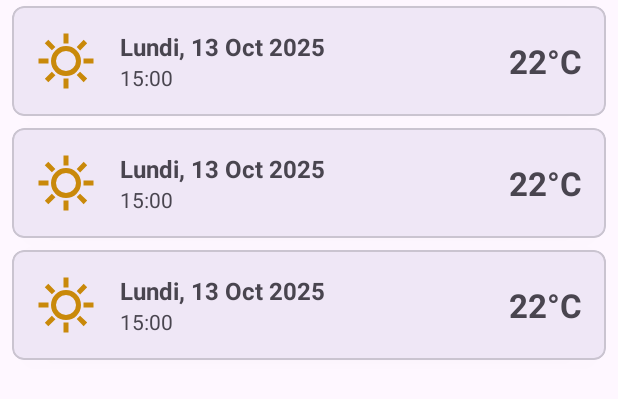
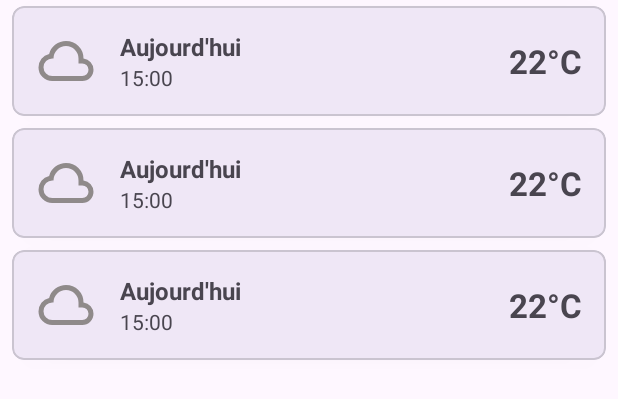
Before and after one commit to hsn00000/MyWeatherSport, an Android app: the layout fragment_forecast.xml on its own in the app's theme, with its tools: preview values and no code run, on a phone screen of 412 x 824 dp. Shown: the top 399 px of the screen. Run offline under Robolectric (Android 15) with nearby library versions, the phone set to English and light mode, and no system bars.

Commit message:
refactor: Update forecast item layout
Updates the `item_forecast.xml` layout to improve its design and clarity in the UI preview.

- Changes the preview image from a sun icon (`ic_sun`) to a cloud icon (`ic_cloud`).
- Renames `tvFullDate` to `tvDay` to better reflect its content.
- Updates the preview text for the day from a full date to "Aujourd'hui".

```diff
--- a/app/src/main/res/layout/item_forecast.xml
+++ b/app/src/main/res/layout/item_forecast.xml
@@ -22,7 +22,7 @@
             android:layout_width="40dp"
             android:layout_height="40dp"
             android:layout_marginEnd="16dp"
-            tools:src="@drawable/ic_sun"
+            tools:src="@drawable/ic_cloud"
             android:contentDescription="Icône météo" />
 
         <LinearLayout
@@ -32,12 +32,12 @@
             android:orientation="vertical">
 
             <TextView
-                android:id="@+id/tvFullDate"
+                android:id="@+id/tvDay"
                 android:layout_width="wrap_content"
                 android:layout_height="wrap_content"
                 android:textSize="16sp"
                 android:textStyle="bold"
-                tools:text="Lundi, 13 Oct 2025" />
+                tools:text="Aujourd'hui" />
 
             <TextView
                 android:id="@+id/tvHour"
```
